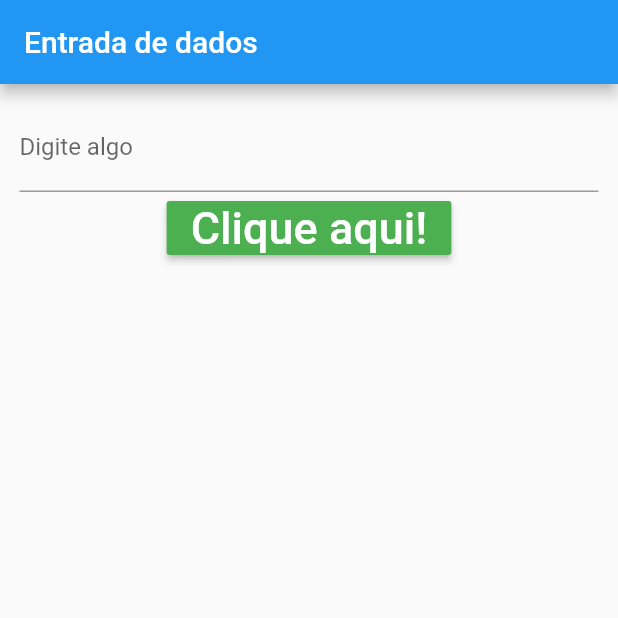
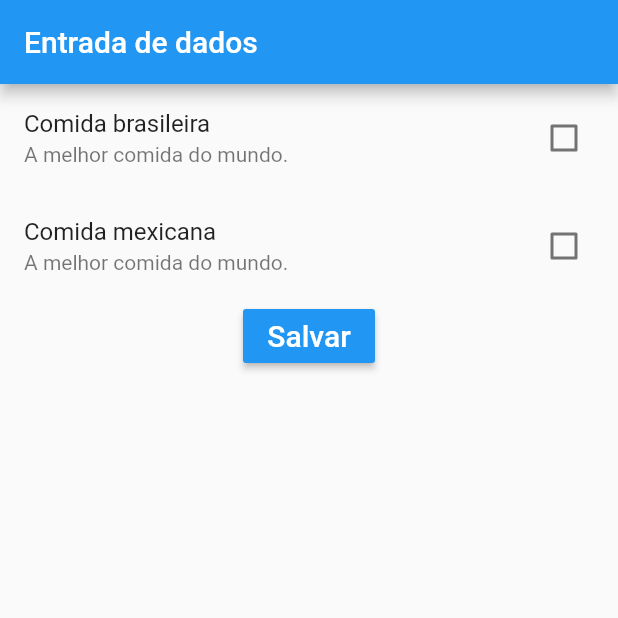
Before and after one commit to Kaleo-Stark/curso_desenvolvimento_Android_e_IOS_com_flutter, a Flutter app: the screen it shows after launch, on a phone screen of 412 x 824 dp, the top half of it. Run offline on Flutter 3.47's test engine with Material 2 defaults, Android fonts, the phone set to English and light mode, and no system bars.

Commit message:
Utilizaçao de check box, captura e utilizaçao de valores

```diff
--- /dev/null
+++ b/entrada_dados/lib/EntradaCheckbox.dart
@@ -0,0 +1,75 @@
+import 'package:flutter/material.dart';
+
+class EntradaCheckbox extends StatefulWidget {
+  @override
+  _EntradaCheckboxState createState() => _EntradaCheckboxState();
+}
+
+class _EntradaCheckboxState extends State<EntradaCheckbox> {
+  bool _comidaBrasileira = false;
+  bool _comidaMexicana = false;
+
+  @override
+  Widget build(BuildContext context) {
+    return Scaffold(
+      appBar: AppBar(
+        title: Text("Entrada de dados")
+      ),
+      body: Container(
+        child: Column(
+          children: <Widget>[
+            /*Text("Comida brasilerira"),
+            Checkbox(
+              value: _valorCheckBox,
+              onChanged: (bool valor){
+                setState(() {
+                  _valorCheckBox = valor;
+                });
+              }
+            ),*/
+
+            CheckboxListTile(
+              title: Text("Comida brasileira"),
+              subtitle: Text("A melhor comida do mundo."),
+              //activeColor: Colors.red,
+              //selected: true,
+              //secondary: Icon(Icons.add_box),
+              value: _comidaBrasileira,
+              onChanged: (bool valor){
+                setState((){
+                  _comidaBrasileira = valor;
+                });
+              }
+            ),
+            CheckboxListTile(
+              title: Text("Comida mexicana"),
+              subtitle: Text("A melhor comida do mundo."),
+              ///activeColor: Colors.red,
+              //selected: true,
+              //secondary: Icon(Icons.add_box),
+              value: _comidaMexicana,
+              onChanged: (bool valor){
+                setState((){
+                  _comidaMexicana = valor;
+                });
+              }
+            ),
+            RaisedButton(
+              child: Text(
+                "Salvar",
+                style: TextStyle(
+                  fontSize: 20,
+                  color: Colors.white
+                ),
+              ),
+              color: Colors.blue,
+              onPressed: (){
+                print("Comida brasileira: $_comidaBrasileira \n Comida mexicana: $_comidaMexicana");
+              },
+            )
+          ],
+        ),
+      ),
+    );
+  }
+}
--- a/entrada_dados/lib/main.dart
+++ b/entrada_dados/lib/main.dart
@@ -1,11 +1,13 @@
 import 'package:flutter/material.dart';
 
-import 'home.dart';
+import 'package:entrada_dados/home.dart';
+import 'package:entrada_dados/EntradaCheckbox.dart';
 
 void main(){
   runApp(
     MaterialApp(
-      home: Home(),
+      //home: Home(),
+      home: EntradaCheckbox()
     )
   );
 }
```
